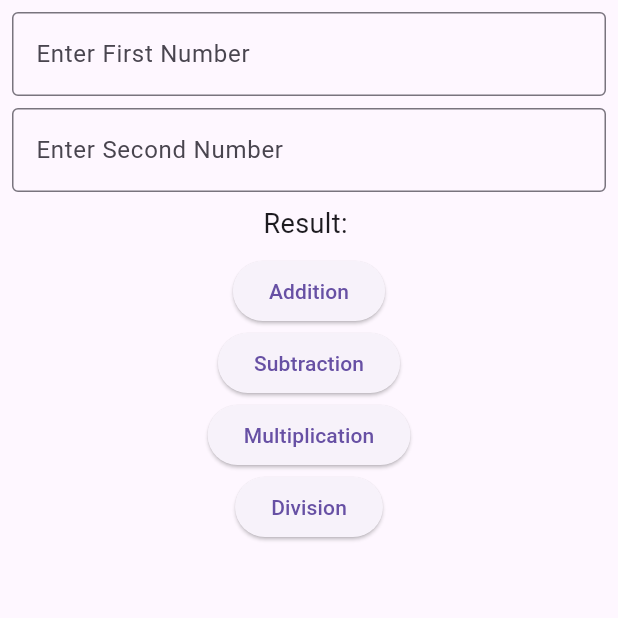
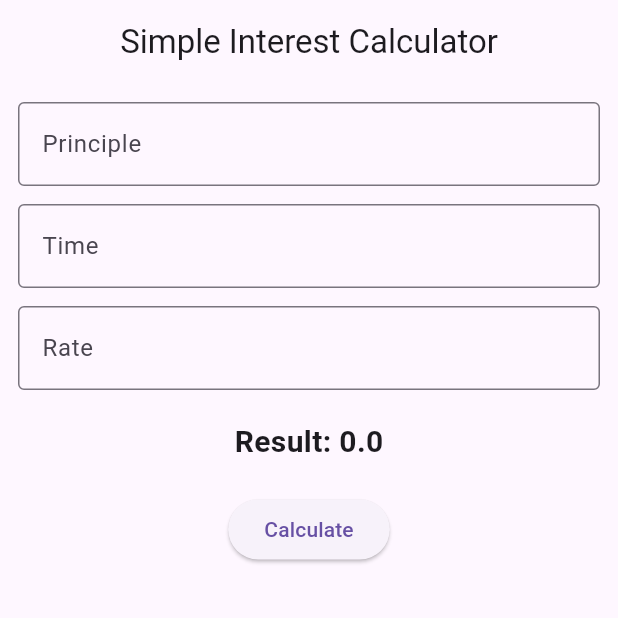
Before and after one commit to Karanbohara01/first_assignment, a Flutter app: the screen it shows after launch, on a phone screen of 412 x 824 dp, the top half of it. Run offline on Flutter 3.47's test engine with Material 3 defaults, Android fonts, the phone set to English and light mode, and no system bars.

Commit message:
simple_interest

```diff
--- a/lib/app.dart
+++ b/lib/app.dart
@@ -1,4 +1,5 @@
-import 'package:first_flutter_project/view/arithmetic_view.dart';
+// import 'package:first_flutter_project/view/arithmetic_view.dart';
+import 'package:first_flutter_project/view/simple_interest_view.dart';
 // import 'package:first_flutter_project/view/first_view.dart';
 import 'package:flutter/material.dart';
 
@@ -9,7 +10,7 @@ class MyApp extends StatelessWidget {
   Widget build(BuildContext context) {
     return const MaterialApp(
       debugShowCheckedModeBanner: false,
-      home: ArithmeticView(),
+      home: SimpleInterestView(),
     );
   }
 }
--- /dev/null
+++ b/lib/view/simple_interest_view.dart
@@ -0,0 +1,105 @@
+import 'package:flutter/material.dart';
+
+class SimpleInterestView extends StatefulWidget {
+  const SimpleInterestView({super.key});
+
+  @override
+  State<SimpleInterestView> createState() => _SimpleInterestViewState();
+}
+
+class _SimpleInterestViewState extends State<SimpleInterestView> {
+  // Controllers to capture user input
+  final TextEditingController _principleController = TextEditingController();
+  final TextEditingController _timeController = TextEditingController();
+  final TextEditingController _rateController = TextEditingController();
+
+  // Variable to store the calculated result
+  double _result = 0;
+
+  // Function to calculate interest
+  void _calculateInterest() {
+    double principle = double.tryParse(_principleController.text) ?? 0;
+    double time = double.tryParse(_timeController.text) ?? 0;
+    double rate = double.tryParse(_rateController.text) ?? 0;
+
+    // Calculate simple interest
+    setState(() {
+      _result = (principle * rate * time) / 100;
+    });
+  }
+
+  @override
+  Widget build(BuildContext context) {
+    return Scaffold(
+      appBar: AppBar(
+        title: const Text('Simple Interest Calculator'),
+        centerTitle: true,
+      ),
+      body: SafeArea(
+        child: Padding(
+          padding: const EdgeInsets.all(12.0),
+          child: Column(
+            crossAxisAlignment: CrossAxisAlignment.start,
+            children: [
+              TextField(
+                controller: _principleController,
+                keyboardType: TextInputType.number,
+                decoration: const InputDecoration(
+                  border: OutlineInputBorder(),
+                  hintText: "Enter Principle Amount",
+                  labelText: "Principle",
+                ),
+              ),
+              const SizedBox(height: 12),
+              TextField(
+                controller: _timeController,
+                keyboardType: TextInputType.number,
+                decoration: const InputDecoration(
+                  border: OutlineInputBorder(),
+                  hintText: "Enter Time (in years)",
+                  labelText: "Time",
+                ),
+              ),
+              const SizedBox(height: 12),
+              TextField(
+                controller: _rateController,
+                keyboardType: TextInputType.number,
+                decoration: const InputDecoration(
+                  border: OutlineInputBorder(),
+                  hintText: "Enter Rate of Interest",
+                  labelText: "Rate",
+                ),
+              ),
+              const SizedBox(height: 20),
+              Center(
+                child: Text(
+                  'Result: $_result',
+                  style: const TextStyle(
+                    fontSize: 20,
+                    fontWeight: FontWeight.bold,
+                  ),
+                ),
+              ),
+              const SizedBox(height: 20),
+              Center(
+                child: ElevatedButton(
+                  onPressed: _calculateInterest,
+                  child: const Text("Calculate"),
+                ),
+              ),
+            ],
+          ),
+        ),
+      ),
+    );
+  }
+
+  @override
+  void dispose() {
+    // Clean up the controllers when the widget is disposed
+    _principleController.dispose();
+    _timeController.dispose();
+    _rateController.dispose();
+    super.dispose();
+  }
+}
```
Also changed, not shown: lib/view/area_circle_view.dart (added).
